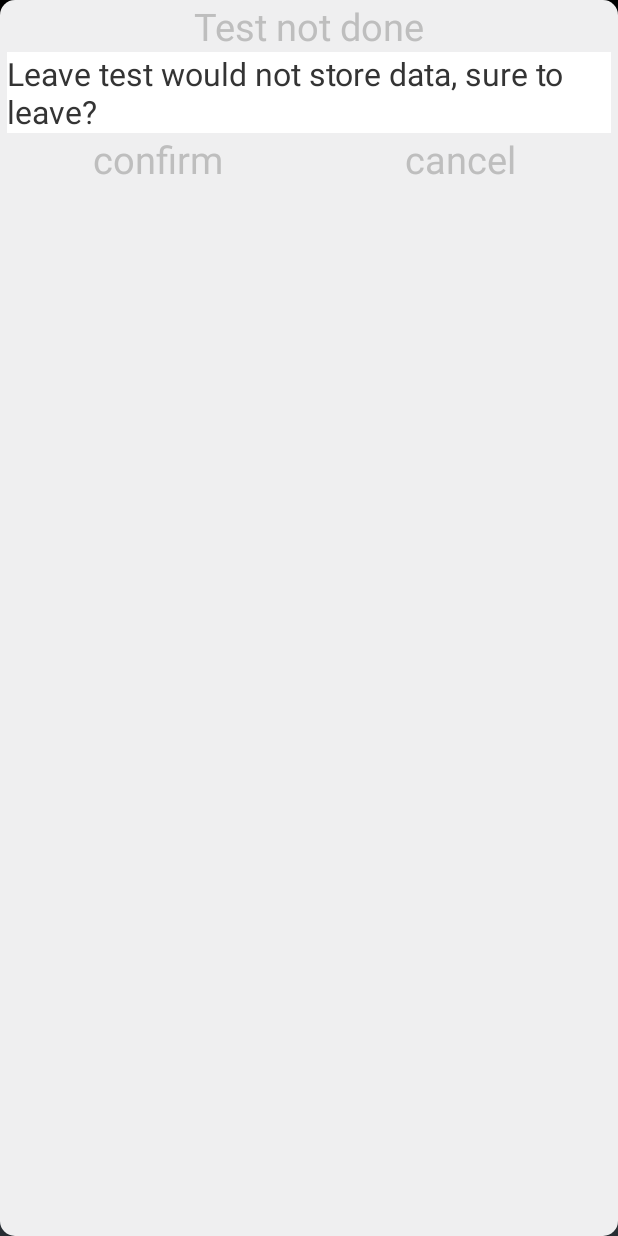
After one commit to s1h2y/RobotFactoryTest, an Android app: the fragment BackDialogFragment shown on its own in the app's theme, on a phone screen of 412 x 824 dp. The commit adds this screen. Run offline under Robolectric (Android 15) with nearby library versions, the phone set to English and light mode, and no system bars; 1 statement that could not run was skipped.

Commit message:
add back fragment dialog,change test listview padding top and bottom

```diff
--- a/app/build.gradle
+++ b/app/build.gradle
@@ -6,7 +6,7 @@ android {
 
     defaultConfig {
         applicationId "com.alpha.smart.factorytest"
-        minSdkVersion 15
+        minSdkVersion 21
         targetSdkVersion 23
         versionCode 1
         versionName "1.0"
--- /dev/null
+++ b/app/src/main/java/com/alpha/smart/factorytest/fragments/BackDialogFragment.java
@@ -0,0 +1,49 @@
+package com.alpha.smart.factorytest.fragments;
+
+import android.app.Activity;
+import android.app.DialogFragment;
+import android.content.Context;
+import android.os.Bundle;
+import android.view.LayoutInflater;
+import android.view.View;
+import android.view.ViewGroup;
+import android.view.Window;
+import android.widget.TextView;
+
+import com.alpha.smart.factorytest.R;
+
+
+/**
+ * Created by gs on 2016/5/21.
+ */
+public class BackDialogFragment extends DialogFragment {
+
+    private TextView mConfirm, mCancel;
+    private Activity mContext;
+
+    @Override
+    public View onCreateView(LayoutInflater inflater, ViewGroup container, Bundle savedInstanceState) {
+        getDialog().requestWindowFeature(Window.FEATURE_NO_TITLE);
+        View root = inflater.inflate(R.layout.back_dialog, container);
+        mContext = getActivity();
+        initView(root);
+        return root;
+    }
+
+    private void initView(View root) {
+        mConfirm = (TextView) root.findViewById(R.id.confirm);
+        mCancel = (TextView) root.findViewById(R.id.cancel);
+        mConfirm.setOnClickListener(new View.OnClickListener() {
+            @Override
+            public void onClick(View v) {
+                mContext.finish();
+            }
+        });
+        mCancel.setOnClickListener(new View.OnClickListener() {
+            @Override
+            public void onClick(View v) {
+                dismiss();
+            }
+        });
+    }
+}
--- a/app/src/main/java/com/alpha/smart/factorytest/fragments/MyDialogFragment.java
+++ b/app/src/main/java/com/alpha/smart/factorytest/fragments/PowerDialogFragment.java
@@ -12,7 +12,8 @@ import com.alpha.smart.factorytest.R;
 /**
  * Created by shy on 16-5-19.
  */
-public class MyDialogFragment extends DialogFragment{
+public class PowerDialogFragment extends DialogFragment{
+
     @Override
     public View onCreateView(LayoutInflater inflater, ViewGroup container, Bundle savedInstanceState) {
         getDialog().requestWindowFeature(Window.FEATURE_NO_TITLE);
--- a/app/src/main/res/layout/activity_test.xml
+++ b/app/src/main/res/layout/activity_test.xml
@@ -42,6 +42,8 @@
             android:layout_marginBottom="7dp"
             android:layout_marginLeft="7dp"
             android:layout_marginTop="7dp"
+            android:paddingTop="6dp"
+            android:paddingBottom="6dp"
             android:dividerHeight="1dp"
             android:divider="@color/color03"
             android:background="@drawable/main_bottom_left_background"
--- /dev/null
+++ b/app/src/main/res/layout/back_dialog.xml
@@ -0,0 +1,48 @@
+<?xml version="1.0" encoding="utf-8"?>
+<LinearLayout xmlns:android="http://schemas.android.com/apk/res/android"
+    android:layout_width="match_parent"
+    android:layout_height="match_parent"
+    android:background="@drawable/buttons_list_corner"
+    android:minHeight="320dp"
+    android:minWidth="480dp"
+    android:orientation="vertical">
+
+    <TextView
+        android:layout_width="match_parent"
+        android:layout_height="wrap_content"
+        android:gravity="center"
+        android:text="@string/test_not_finish_title"
+        android:textSize="25sp" />
+
+    <TextView
+        android:layout_width="match_parent"
+        android:layout_height="wrap_content"
+        android:text="@string/test_not_finish_alert"
+        android:textColor="@color/text_b"
+        android:background="@android:color/white"
+        android:textSize="21sp" />
+
+    <LinearLayout
+        android:layout_width="match_parent"
+        android:layout_height="wrap_content"
+        android:orientation="horizontal">
+
+        <TextView
+            android:id="@+id/confirm"
+            android:layout_width="match_parent"
+            android:layout_height="match_parent"
+            android:layout_weight="1"
+            android:gravity="center"
+            android:text="@string/confirm"
+            android:textSize="25sp" />
+
+        <TextView
+            android:id="@+id/cancel"
+            android:layout_width="match_parent"
+            android:layout_height="match_parent"
+            android:layout_weight="1"
+            android:gravity="center"
+            android:text="@string/cancel"
+            android:textSize="25sp" />
+    </LinearLayout>
+</LinearLayout>
```
Also changed, not shown: app/src/main/java/com/alpha/smart/factorytest/activitys/MainActivity.java (+2 -5 lines), app/src/main/java/com/alpha/smart/factorytest/activitys/TestActivity.java (+14 -11 lines), app/src/main/res/drawable/list_selected.xml (added, +14 -0 lines), 2 other files.
